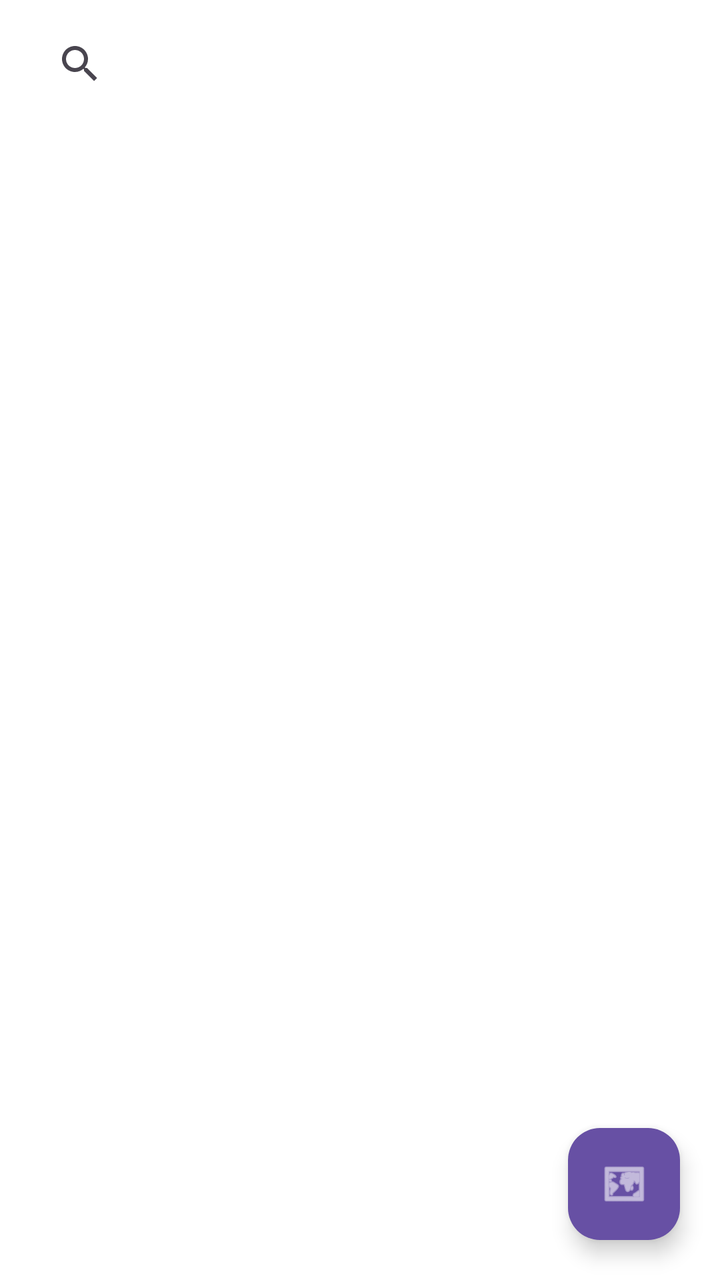
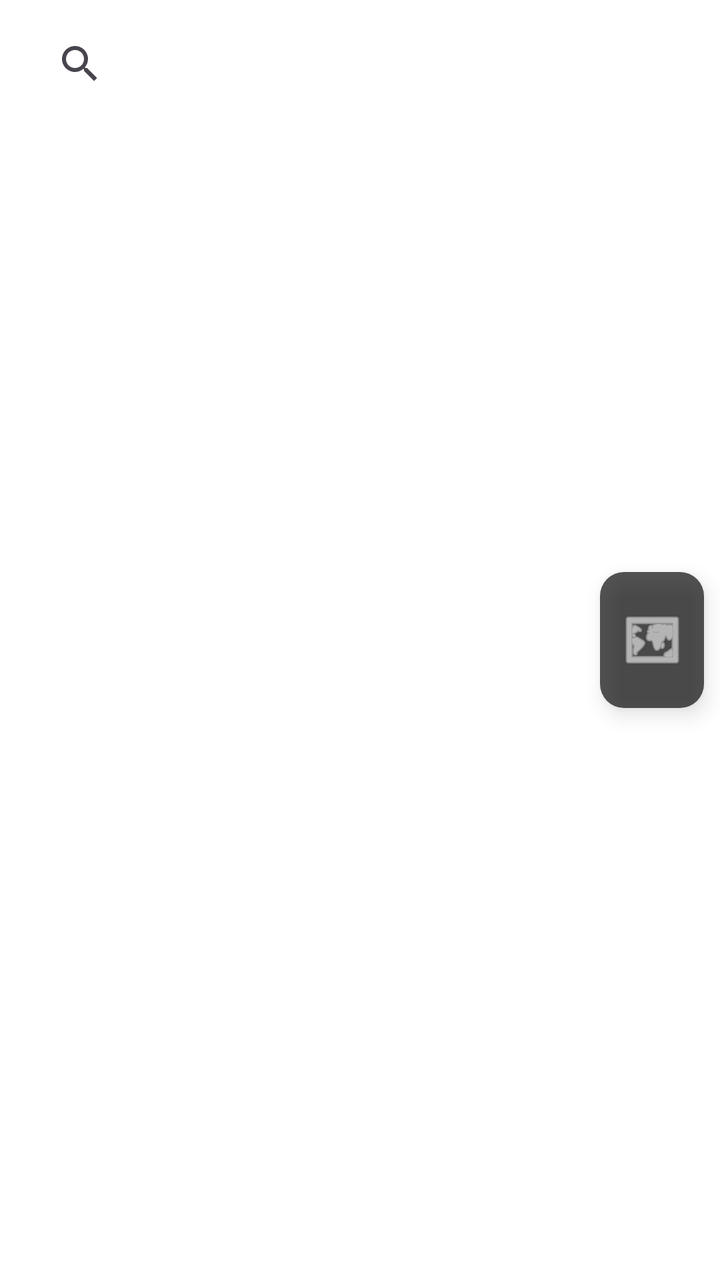

Before-and-after screenshots of an Android layout around one commit, followed by the original layout XML and the change that was made.
<!-- AndroidManifest.xml: application theme Theme.AppCompat.Light.NoActionBar -->
<!-- res/layout/fragment_packages_list.xml -->
<?xml version="1.0" encoding="utf-8"?>
<androidx.constraintlayout.widget.ConstraintLayout xmlns:android="http://schemas.android.com/apk/res/android"
    xmlns:app="http://schemas.android.com/apk/res-auto"
    xmlns:tools="http://schemas.android.com/tools"
    android:layout_width="match_parent"
    android:layout_height="match_parent"
    android:background="@android:color/white"
    android:fitsSystemWindows="true">

    <androidx.appcompat.widget.SearchView
        android:id="@+id/search_view"
        android:layout_width="0dp"
        android:layout_height="wrap_content"
        android:queryHint="@string/scan_search_hint"
        app:layout_constraintTop_toTopOf="parent"
        app:layout_constraintStart_toStartOf="parent"
        app:layout_constraintEnd_toEndOf="parent"
        android:layout_marginStart="16dp"
        android:layout_marginEnd="16dp"
        android:layout_marginTop="8dp"/>

    <androidx.recyclerview.widget.RecyclerView
        android:id="@+id/recycler_view"
        android:layout_width="0dp"
        android:layout_height="0dp"
        app:layout_constraintTop_toBottomOf="@id/search_view"
        app:layout_constraintStart_toStartOf="parent"
        app:layout_constraintEnd_toEndOf="parent"
        app:layout_constraintBottom_toTopOf="@id/bottom_spacer"
        android:paddingLeft="8dp"
        android:paddingRight="8dp"
        android:paddingTop="8dp"
        android:clipToPadding="false"
        android:background="@android:color/transparent"/>

    <TextView
        android:id="@+id/empty_view"
        android:layout_width="wrap_content"
        android:layout_height="wrap_content"
        android:text="@string/scan_empty"
        android:textColor="#808080"
        android:visibility="gone"
        app:layout_constraintTop_toTopOf="parent"
        app:layout_constraintBottom_toBottomOf="parent"
        app:layout_constraintStart_toStartOf="parent"
        app:layout_constraintEnd_toEndOf="parent"/>

    <ProgressBar
        android:id="@+id/progress_bar"
        android:layout_width="wrap_content"
        android:layout_height="wrap_content"
        android:visibility="gone"
        app:layout_constraintTop_toTopOf="parent"
        app:layout_constraintBottom_toBottomOf="parent"
        app:layout_constraintStart_toStartOf="parent"
        app:layout_constraintEnd_toEndOf="parent"/>

    <com.google.android.material.floatingactionbutton.FloatingActionButton
        android:id="@+id/fab_back_to_map"
        android:layout_width="wrap_content"
        android:layout_height="wrap_content"
        android:contentDescription="@string/scan_back_to_map"
        app:srcCompat="@android:drawable/ic_menu_mapmode"
        app:tint="@android:color/white"
        app:backgroundTint="?attr/colorPrimary"
        app:layout_constraintBottom_toBottomOf="parent"
        app:layout_constraintEnd_toEndOf="parent"
        android:layout_marginEnd="20dp"
        android:layout_marginBottom="20dp"/>

    <View
        android:id="@+id/bottom_spacer"
        android:layout_width="0dp"
        android:layout_height="80dp"
        android:background="@android:color/transparent"
        app:layout_constraintBottom_toBottomOf="parent"
        app:layout_constraintStart_toStartOf="parent"
        app:layout_constraintEnd_toEndOf="parent" />

</androidx.constraintlayout.widget.ConstraintLayout>
<!-- resources referenced by this layout -->
<resources>
  <string name="scan_back_to_map">Back to map</string>
  <string name="scan_empty">No data</string>
  <string name="scan_search_hint">Enter last digits of package or waybill</string>
  <style name="Theme.AppCompat.Light.NoActionBar" parent="Base.Theme.AppCompat.Light.NoActionBar" />
  <style name="Base.Theme.AppCompat.Light.NoActionBar" parent="Theme.Material3.DayNight.NoActionBar">
          
          
      </style>
</resources>

<!-- the commit's change to res/layout/fragment_packages_list.xml (unified diff, before → after) -->
@@ -55,18 +55,39 @@
         app:layout_constraintStart_toStartOf="parent"
         app:layout_constraintEnd_toEndOf="parent"/>
 
-    <com.google.android.material.floatingactionbutton.FloatingActionButton
-        android:id="@+id/fab_back_to_map"
+    <LinearLayout
+        android:id="@+id/list_side_bar"
         android:layout_width="wrap_content"
         android:layout_height="wrap_content"
-        android:contentDescription="@string/scan_back_to_map"
-        app:srcCompat="@android:drawable/ic_menu_mapmode"
-        app:tint="@android:color/white"
-        app:backgroundTint="?attr/colorPrimary"
+        android:orientation="vertical"
+        android:padding="6dp"
+        android:background="@drawable/bg_minibar_panel"
+        android:alpha="0.95"
+        android:elevation="6dp"
+        app:layout_constraintEnd_toEndOf="parent"
+        app:layout_constraintTop_toTopOf="parent"
         app:layout_constraintBottom_toBottomOf="parent"
-        app:layout_constraintEnd_toEndOf="parent"
-        android:layout_marginEnd="20dp"
-        android:layout_marginBottom="20dp"/>
+        android:layout_marginEnd="8dp">
+
+        <Space
+            android:layout_width="1dp"
+            android:layout_height="8dp" />
+
+        <ImageButton
+            android:id="@+id/btn_back_to_map_side"
+            android:layout_width="40dp"
+            android:layout_height="40dp"
+            android:padding="8dp"
+            android:background="?attr/selectableItemBackgroundBorderless"
+            android:contentDescription="@string/scan_back_to_map"
+            android:src="@android:drawable/ic_menu_mapmode"
+            android:tint="@android:color/white" />
+
+        <Space
+            android:layout_width="1dp"
+            android:layout_height="8dp" />
+
+    </LinearLayout>
 
     <View
         android:id="@+id/bottom_spacer"
<!-- resource entries referenced after the edit -->
@@ -1,5 +1,16 @@
 <!-- resources referenced by this layout -->
 <resources>
+  <!-- drawable bg_minibar_panel (drawable) -->
+  <?xml version="1.0" encoding="utf-8"?>
+  <shape xmlns:android="http://schemas.android.com/apk/res/android" android:shape="rectangle">
+      <solid android:color="#B3000000" /> 
+      <corners android:radius="12dp" />
+      <padding
+          android:left="2dp"
+          android:top="2dp"
+          android:right="2dp"
+          android:bottom="2dp" />
+  </shape>
   <string name="scan_back_to_map">Back to map</string>
   <string name="scan_empty">No data</string>
   <string name="scan_search_hint">Enter last digits of package or waybill</string>
